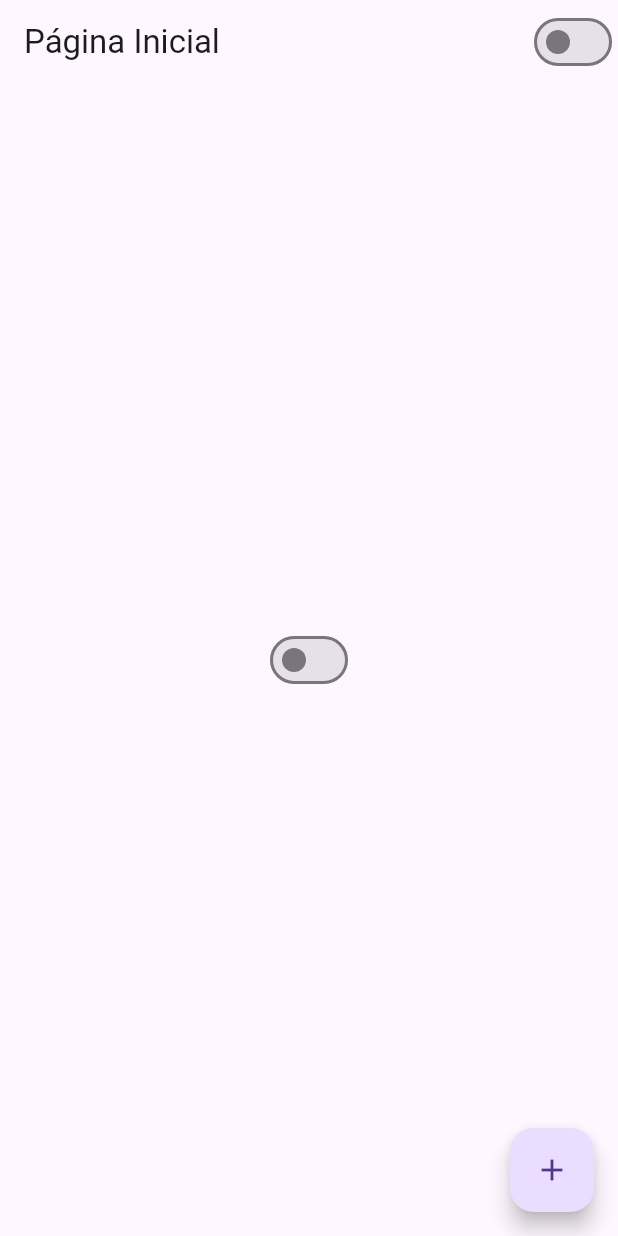
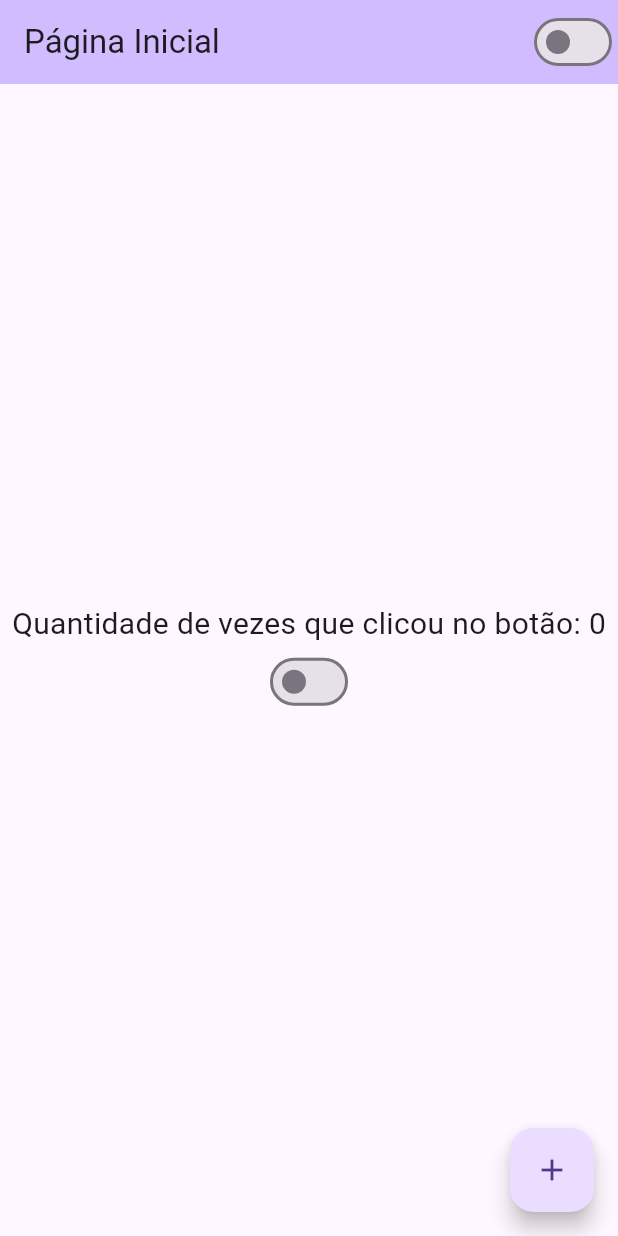
Before and after one commit to caioalves99/Aprendendo_Flutter, a Flutter app: the screen it shows after launch, on a phone screen of 412 x 824 dp. Run offline on Flutter 3.47's test engine with Material 3 defaults, Android fonts, the phone set to English and light mode, and no system bars.

Commit message:
Aprendendo Column

```diff
--- a/lib/app_widget.dart
+++ b/lib/app_widget.dart
@@ -12,7 +12,7 @@ class AppWidget extends StatelessWidget {
       builder: (context, child) {
         return MaterialApp(
           theme: ThemeData(
-           primarySwatch: Colors.cyan,
+           primarySwatch: Colors.red,
 
             brightness: AppController.instance.isDartTheme
               ? Brightness.dark
--- a/lib/home_page.dart
+++ b/lib/home_page.dart
@@ -18,12 +18,24 @@ class HomePageState extends State<HomePage> {
   Widget build(BuildContext context) {
     return Scaffold(
       appBar: AppBar(
+        backgroundColor: Theme.of(context).colorScheme.inversePrimary,
         title: Text('Página Inicial'),
         actions: [CustomSwitch()],
       ),
 
-      body: Center(
-        child: CustomSwitch(),
+      body: Container(
+        width: double.infinity,
+        height: double.infinity,
+        child: Column(
+          mainAxisAlignment: MainAxisAlignment.center,
+          crossAxisAlignment: CrossAxisAlignment.center,
+          children: [
+            Text('Quantidade de vezes que clicou no botão: $counter',
+              style: TextStyle(fontSize: 20),
+            ),
+            CustomSwitch(),
+          ],
+        ),
       ),
 
       floatingActionButton: FloatingActionButton(
```
